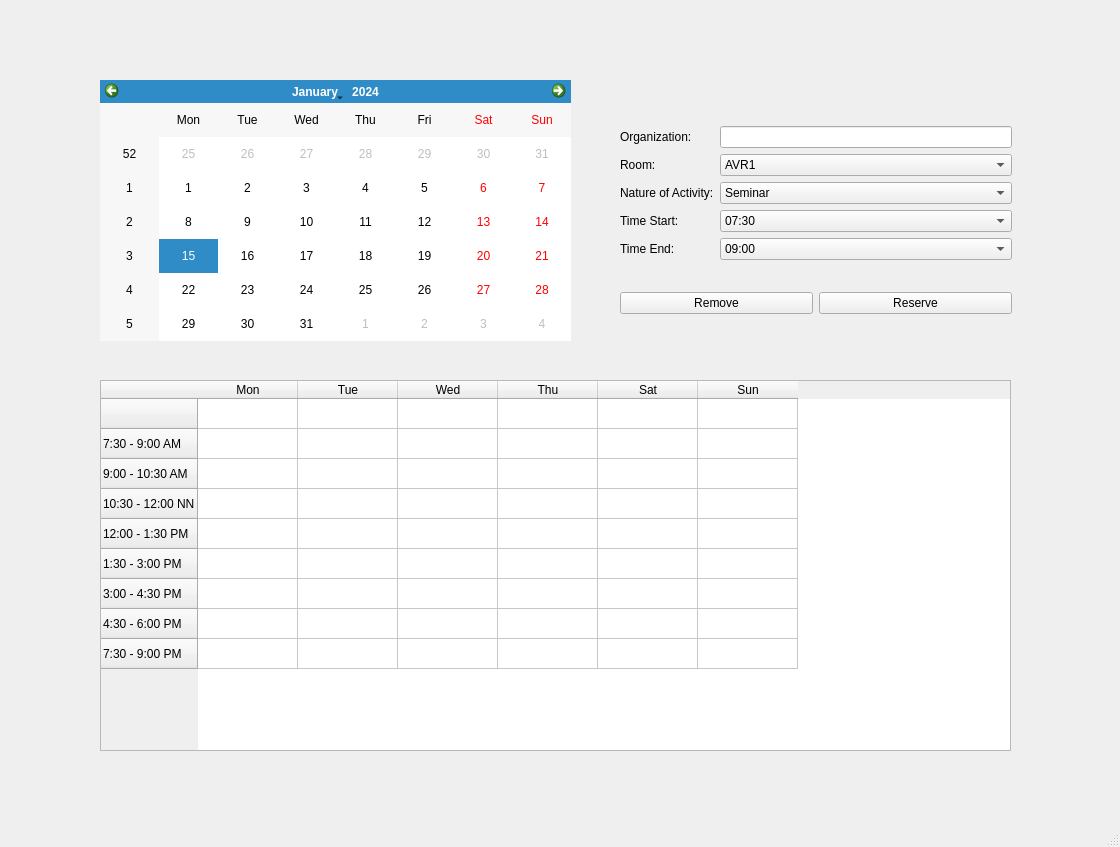
jvgcalites/Room-Reservation, file UserInterface/Schedule.ui: the form before one commit.
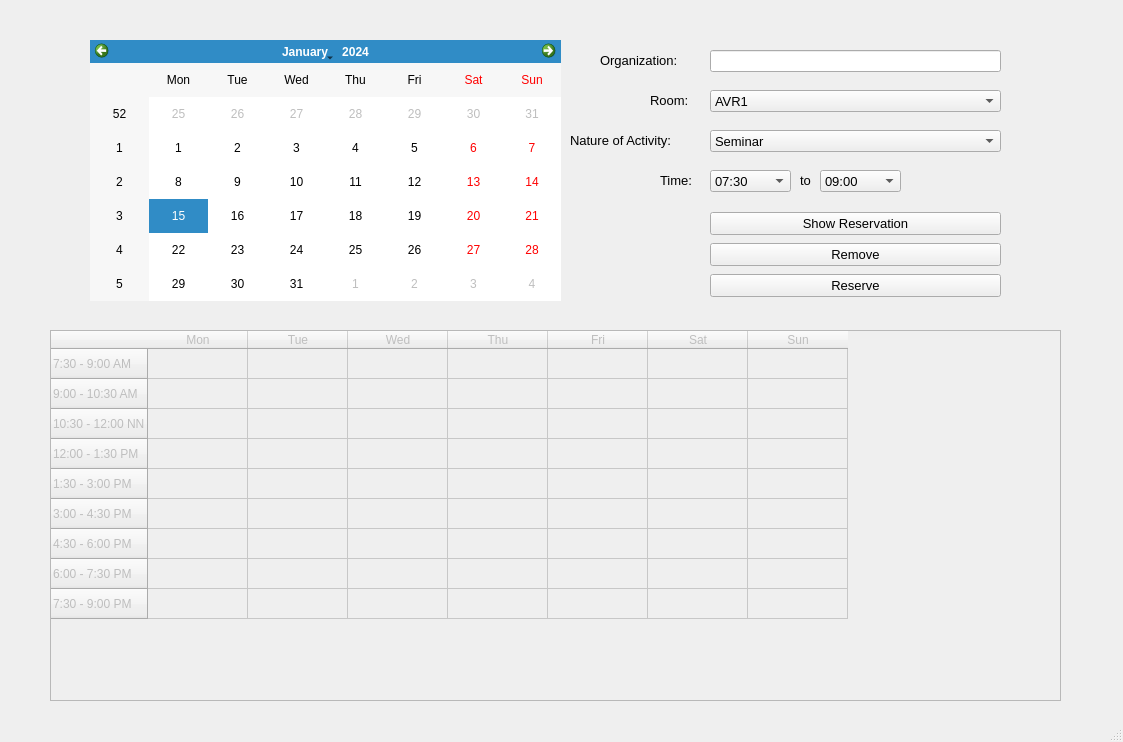
The form after the commit.

```diff
--- a/UserInterface/Schedule.ui
+++ b/UserInterface/Schedule.ui
@@ -6,8 +6,8 @@
    <rect>
     <x>0</x>
     <y>0</y>
-    <width>1120</width>
-    <height>847</height>
+    <width>1123</width>
+    <height>742</height>
    </rect>
   </property>
   <property name="windowTitle">
@@ -17,263 +17,54 @@
    <widget class="QWidget" name="gridLayoutWidget">
     <property name="geometry">
      <rect>
-      <x>100</x>
-      <y>80</y>
+      <x>90</x>
+      <y>40</y>
       <width>471</width>
       <height>261</height>
      </rect>
     </property>
     <layout class="QGridLayout" name="gridLayout_3">
-     <item row="0" column="0">
-      <widget class="QCalendarWidget" name="calendarWidget"/>
-     </item>
-    </layout>
-   </widget>
-   <widget class="QWidget" name="verticalLayoutWidget">
-    <property name="geometry">
-     <rect>
-      <x>620</x>
-      <y>100</y>
-      <width>392</width>
-      <height>241</height>
-     </rect>
-    </property>
-    <layout class="QVBoxLayout" name="verticalLayout_5">
-     <item>
-      <layout class="QHBoxLayout" name="horizontalLayout_2">
-       <item>
-        <layout class="QVBoxLayout" name="verticalLayout_3">
-         <item>
-          <widget class="QLabel" name="label_4">
-           <property name="text">
-            <string>Organization:</string>
-           </property>
-          </widget>
-         </item>
-         <item>
-          <widget class="QLabel" name="label">
-           <property name="text">
-            <string>Room: </string>
-           </property>
-          </widget>
-         </item>
-         <item>
-          <widget class="QLabel" name="label_5">
-           <property name="text">
-            <string>Nature of Activity:</string>
-           </property>
-          </widget>
-         </item>
-         <item>
-          <widget class="QLabel" name="label_2">
-           <property name="text">
-            <string>Time Start:</string>
-           </property>
-          </widget>
-         </item>
-         <item>
-          <widget class="QLabel" name="label_3">
-           <property name="text">
-            <string>Time End:</string>
-           </property>
-          </widget>
-         </item>
-        </layout>
-       </item>
-       <item>
-        <layout class="QVBoxLayout" name="verticalLayout_4">
-         <item>
-          <widget class="QLineEdit" name="lineEdit_organization"/>
-         </item>
-         <item>
-          <widget class="QComboBox" name="comboBox_room">
-           <item>
-            <property name="text">
-             <string>AVR1</string>
-            </property>
-           </item>
-           <item>
-            <property name="text">
-             <string>AVR2</string>
-            </property>
-           </item>
-           <item>
-            <property name="text">
-             <string>AVR3</string>
-            </property>
-           </item>
-           <item>
-            <property name="text">
-             <string>Plenary Hall</string>
-            </property>
-           </item>
-           <item>
-            <property name="text">
-             <string>Seminar Room</string>
-            </property>
-           </item>
-           <item>
-            <property name="text">
-             <string>Gym</string>
-            </property>
-           </item>
-          </widget>
-         </item>
-         <item>
-          <widget class="QComboBox" name="comboBox_natureOfActivity">
-           <item>
-            <property name="text">
-             <string>Seminar</string>
-            </property>
-           </item>
-           <item>
-            <property name="text">
-             <string>Orientation</string>
-            </property>
-           </item>
-           <item>
-            <property name="text">
-             <string>Meeting</string>
-            </property>
-           </item>
-          </widget>
-         </item>
-         <item>
-          <widget class="QComboBox" name="comboBox_timeStart">
-           <item>
-            <property name="text">
-             <string>07:30</string>
-            </property>
-           </item>
-           <item>
-            <property name="text">
-             <string>09:00</string>
-            </property>
-           </item>
-           <item>
-            <property name="text">
-             <string>10:30</string>
-            </property>
-           </item>
-           <item>
-            <property name="text">
-             <string>12:00</string>
-            </property>
-           </item>
-           <item>
-            <property name="text">
-             <string>13:30</string>
-            </property>
-           </item>
-           <item>
-            <property name="text">
-             <string>15:00</string>
-            </property>
-           </item>
-           <item>
-            <property name="text">
-             <string>16:30</string>
-            </property>
-           </item>
-           <item>
-            <property name="text">
-             <string>18:00</string>
-            </property>
-           </item>
-           <item>
-            <property name="text">
-             <string>19:30</string>
-            </property>
-           </item>
-          </widget>
-         </item>
-         <item>
-          <widget class="QComboBox" name="comboBox_timeEnd">
-           <item>
-            <property name="text">
-             <string>09:00</string>
-            </property>
-           </item>
-           <item>
-            <property name="text">
-             <string>10:30</string>
-            </property>
-           </item>
-           <item>
-            <property name="text">
-             <string>12:00</string>
-            </property>
-           </item>
-           <item>
-            <property name="text">
-             <string>13:30</string>
-            </property>
-           </item>
-           <item>
-            <property name="text">
-             <string>15:00</string>
-            </property>
-           </item>
-           <item>
-            <property name="text">
-             <string>16:30</string>
-            </property>
-           </item>
-           <item>
-            <property name="text">
-             <string>18:00</string>
-            </property>
-           </item>
-           <item>
-            <property name="text">
-             <string>19:30</string>
-            </property>
-           </item>
-           <item>
-            <property name="text">
-             <string>21:00</string>
-            </property>
-           </item>
-          </widget>
-         </item>
-        </layout>
-       </item>
-      </layout>
-     </item>
-     <item>
-      <layout class="QHBoxLayout" name="horizontalLayout_4">
-       <item>
-        <widget class="QPushButton" name="pushButton_remove">
-         <property name="text">
-          <string>Remove</string>
-         </property>
-        </widget>
-       </item>
-       <item>
-        <widget class="QPushButton" name="pushButton_reserve">
-         <property name="text">
-          <string>Reserve</string>
-         </property>
-        </widget>
-       </item>
-      </layout>
+     <item row="0" column="1">
+      <widget class="QCalendarWidget" name="calendarWidget">
+       <property name="firstDayOfWeek">
+        <enum>Qt::Monday</enum>
+       </property>
+      </widget>
      </item>
     </layout>
    </widget>
    <widget class="QTableWidget" name="tableWidget_schedule">
+    <property name="enabled">
+     <bool>false</bool>
+    </property>
     <property name="geometry">
      <rect>
-      <x>100</x>
-      <y>380</y>
-      <width>911</width>
+      <x>50</x>
+      <y>330</y>
+      <width>1011</width>
       <height>371</height>
      </rect>
     </property>
-    <row>
-     <property name="text">
-      <string/>
-     </property>
-    </row>
+    <property name="font">
+     <font>
+      <stylestrategy>PreferDefault</stylestrategy>
+     </font>
+    </property>
+    <property name="layoutDirection">
+     <enum>Qt::LeftToRight</enum>
+    </property>
+    <property name="autoFillBackground">
+     <bool>true</bool>
+    </property>
+    <property name="verticalScrollBarPolicy">
+     <enum>Qt::ScrollBarAlwaysOff</enum>
+    </property>
+    <property name="horizontalScrollBarPolicy">
+     <enum>Qt::ScrollBarAlwaysOff</enum>
+    </property>
+    <property name="editTriggers">
+     <set>QAbstractItemView::NoEditTriggers</set>
+    </property>
     <row>
      <property name="text">
       <string>7:30 - 9:00 AM</string>
@@ -309,6 +100,11 @@
       <string>4:30 - 6:00 PM</string>
      </property>
     </row>
+    <row>
+     <property name="text">
+      <string>6:00 - 7:30 PM</string>
+     </property>
+    </row>
     <row>
      <property name="text">
       <string>7:30 - 9:00 PM</string>
@@ -334,6 +130,11 @@
       <string>Thu</string>
      </property>
     </column>
+    <column>
+     <property name="text">
+      <string>Fri</string>
+     </property>
+    </column>
     <column>
      <property name="text">
       <string>Sat</string>
@@ -345,16 +146,359 @@
      </property>
     </column>
    </widget>
-   <widget class="QWidget" name="verticalLayoutWidget_4">
+   <widget class="QComboBox" name="comboBox_NatureOfActivity">
     <property name="geometry">
      <rect>
-      <x>100</x>
-      <y>380</y>
-      <width>160</width>
-      <height>80</height>
+      <x>710</x>
+      <y>130</y>
+      <width>291</width>
+      <height>22</height>
      </rect>
     </property>
-    <layout class="QVBoxLayout" name="verticalLayout_6"/>
+    <property name="font">
+     <font>
+      <pointsize>10</pointsize>
+     </font>
+    </property>
+    <item>
+     <property name="text">
+      <string>Seminar</string>
+     </property>
+    </item>
+    <item>
+     <property name="text">
+      <string>Orientation</string>
+     </property>
+    </item>
+    <item>
+     <property name="text">
+      <string>Meeting</string>
+     </property>
+    </item>
+   </widget>
+   <widget class="QComboBox" name="comboBox_timeEnd">
+    <property name="geometry">
+     <rect>
+      <x>820</x>
+      <y>170</y>
+      <width>81</width>
+      <height>22</height>
+     </rect>
+    </property>
+    <property name="font">
+     <font>
+      <pointsize>10</pointsize>
+     </font>
+    </property>
+    <item>
+     <property name="text">
+      <string>09:00</string>
+     </property>
+    </item>
+    <item>
+     <property name="text">
+      <string>10:30</string>
+     </property>
+    </item>
+    <item>
+     <property name="text">
+      <string>12:00</string>
+     </property>
+    </item>
+    <item>
+     <property name="text">
+      <string>13:30</string>
+     </property>
+    </item>
+    <item>
+     <property name="text">
+      <string>15:00</string>
+     </property>
+    </item>
+    <item>
+     <property name="text">
+      <string>16:30</string>
+     </property>
+    </item>
+    <item>
+     <property name="text">
+      <string>18:00</string>
+     </property>
+    </item>
+    <item>
+     <property name="text">
+      <string>19:30</string>
+     </property>
+    </item>
+    <item>
+     <property name="text">
+      <string>21:00</string>
+     </property>
+    </item>
+   </widget>
+   <widget class="QComboBox" name="comboBox_Room">
+    <property name="geometry">
+     <rect>
+      <x>710</x>
+      <y>90</y>
+      <width>291</width>
+      <height>22</height>
+     </rect>
+    </property>
+    <property name="font">
+     <font>
+      <pointsize>10</pointsize>
+     </font>
+    </property>
+    <item>
+     <property name="text">
+      <string>AVR1</string>
+     </property>
+    </item>
+    <item>
+     <property name="text">
+      <string>AVR2</string>
+     </property>
+    </item>
+    <item>
+     <property name="text">
+      <string>AVR3</string>
+     </property>
+    </item>
+    <item>
+     <property name="text">
+      <string>Plenary Hall</string>
+     </property>
+    </item>
+    <item>
+     <property name="text">
+      <string>Seminar Room</string>
+     </property>
+    </item>
+    <item>
+     <property name="text">
+      <string>Gym</string>
+     </property>
+    </item>
+   </widget>
+   <widget class="QLabel" name="label_2">
+    <property name="geometry">
+     <rect>
+      <x>660</x>
+      <y>170</y>
+      <width>41</width>
+      <height>21</height>
+     </rect>
+    </property>
+    <property name="font">
+     <font>
+      <pointsize>10</pointsize>
+     </font>
+    </property>
+    <property name="text">
+     <string>Time:</string>
+    </property>
+   </widget>
+   <widget class="QLabel" name="label_room">
+    <property name="geometry">
+     <rect>
+      <x>650</x>
+      <y>90</y>
+      <width>51</width>
+      <height>21</height>
+     </rect>
+    </property>
+    <property name="font">
+     <font>
+      <pointsize>10</pointsize>
+     </font>
+    </property>
+    <property name="text">
+     <string>Room: </string>
+    </property>
+   </widget>
+   <widget class="QLineEdit" name="lineEdit_Organization">
+    <property name="enabled">
+     <bool>true</bool>
+    </property>
+    <property name="geometry">
+     <rect>
+      <x>710</x>
+      <y>50</y>
+      <width>291</width>
+      <height>22</height>
+     </rect>
+    </property>
+    <property name="font">
+     <font>
+      <pointsize>10</pointsize>
+     </font>
+    </property>
+   </widget>
+   <widget class="QComboBox" name="comboBox_timeStart">
+    <property name="geometry">
+     <rect>
+      <x>710</x>
+      <y>170</y>
+      <width>81</width>
+      <height>22</height>
+     </rect>
+    </property>
+    <property name="font">
+     <font>
+      <pointsize>10</pointsize>
+     </font>
+    </property>
+    <item>
+     <property name="text">
+      <string>07:30</string>
+     </property>
+    </item>
+    <item>
+     <property name="text">
+      <string>09:00</string>
+     </property>
+    </item>
+    <item>
+     <property name="text">
+      <string>10:30</string>
+     </property>
+    </item>
+    <item>
+     <property name="text">
+      <string>12:00</string>
+     </property>
+    </item>
+    <item>
+     <property name="text">
+      <string>13:30</string>
+     </property>
+    </item>
+    <item>
+     <property name="text">
+      <string>15:00</string>
+     </property>
+    </item>
+    <item>
+     <property name="text">
+      <string>16:30</string>
+     </property>
+    </item>
+    <item>
+     <property name="text">
+      <string>18:00</string>
+     </property>
+    </item>
+    <item>
+     <property name="text">
+      <string>19:30</string>
+     </property>
+    </item>
+   </widget>
+   <widget class="QLabel" name="label_3">
+    <property name="geometry">
+     <rect>
+      <x>800</x>
+      <y>170</y>
+      <width>20</width>
+      <height>21</height>
+     </rect>
+    </property>
+    <property name="font">
+     <font>
+      <pointsize>10</pointsize>
+     </font>
+    </property>
+    <property name="text">
+     <string>to</string>
+    </property>
+   </widget>
+   <widget class="QLabel" name="label_5">
+    <property name="geometry">
+     <rect>
+      <x>570</x>
+      <y>120</y>
+      <width>141</width>
+      <height>41</height>
+     </rect>
+    </property>
+    <property name="font">
+     <font>
+      <pointsize>10</pointsize>
+     </font>
+    </property>
+    <property name="text">
+     <string>Nature of Activity:</string>
+    </property>
+   </widget>
+   <widget class="QLabel" name="label_organization">
+    <property name="geometry">
+     <rect>
+      <x>600</x>
+      <y>50</y>
+      <width>101</width>
+      <height>21</height>
+     </rect>
+    </property>
+    <property name="font">
+     <font>
+      <pointsize>10</pointsize>
+     </font>
+    </property>
+    <property name="text">
+     <string>Organization:</string>
+    </property>
+   </widget>
+   <widget class="QWidget" name="verticalLayoutWidget">
+    <property name="geometry">
+     <rect>
+      <x>710</x>
+      <y>210</y>
+      <width>291</width>
+      <height>91</height>
+     </rect>
+    </property>
+    <layout class="QVBoxLayout" name="verticalLayout">
+     <item>
+      <widget class="QPushButton" name="pushButton_ShowReservation">
+       <property name="enabled">
+        <bool>true</bool>
+       </property>
+       <property name="font">
+        <font>
+         <pointsize>10</pointsize>
+        </font>
+       </property>
+       <property name="text">
+        <string>Show Reservation</string>
+       </property>
+      </widget>
+     </item>
+     <item>
+      <widget class="QPushButton" name="pushButton_Remove">
+       <property name="font">
+        <font>
+         <pointsize>10</pointsize>
+        </font>
+       </property>
+       <property name="text">
+        <string>Remove</string>
+       </property>
+      </widget>
+     </item>
+     <item>
+      <widget class="QPushButton" name="pushButton_Reserve">
+       <property name="font">
+        <font>
+         <pointsize>10</pointsize>
+        </font>
+       </property>
+       <property name="text">
+        <string>Reserve</string>
+       </property>
+      </widget>
+     </item>
+    </layout>
    </widget>
   </widget>
   <widget class="QStatusBar" name="statusbar"/>
```
Left out of the diff: 4 changed lines with no effect on the pictures.
